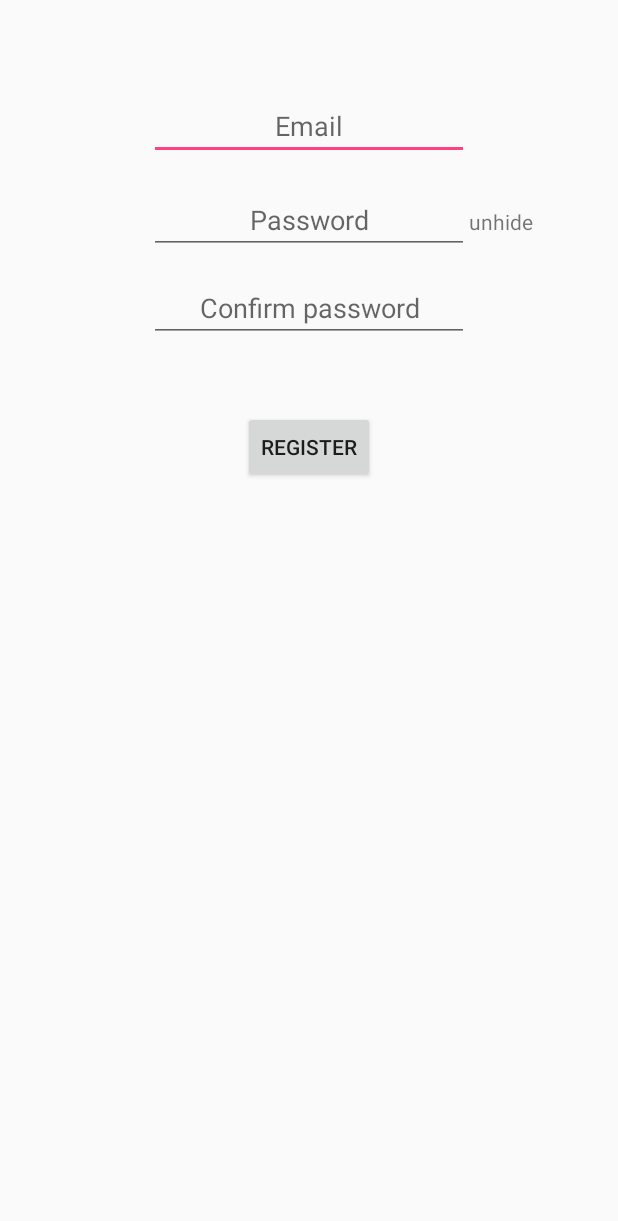
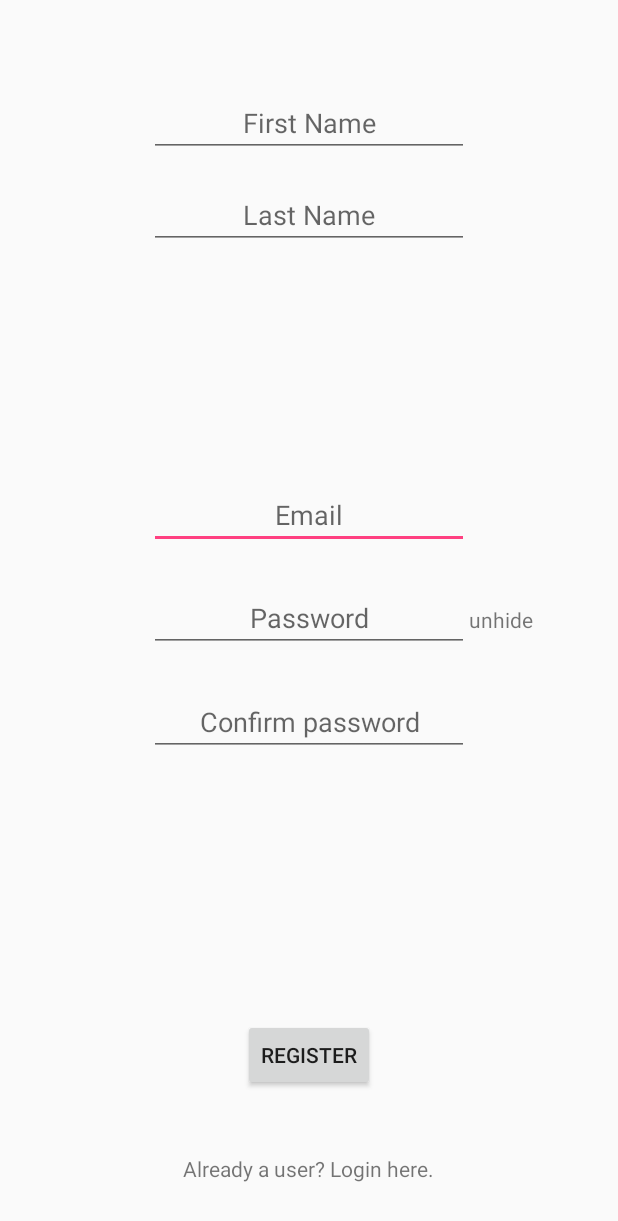
Before and after one commit to topher235/12Explorers, an Android app: the layout activity_register.xml on its own in the app's theme, with its tools: preview values and no code run, on a phone screen of 412 x 824 dp. Shown: the top 1221 px of the screen. Run offline under Robolectric (Android 15) with nearby library versions, the phone set to English and light mode, and no system bars.

Commit message:
Adapted Login/Register pages

```diff
--- a/app/src/main/res/layout/activity_login.xml
+++ b/app/src/main/res/layout/activity_login.xml
@@ -52,4 +52,13 @@
         android:layout_centerVertical="true"
         android:text="Login" />
 
+    <TextView
+        android:id="@+id/loginAlreadyUser"
+        android:layout_width="wrap_content"
+        android:layout_height="wrap_content"
+        android:layout_marginBottom="94dp"
+        android:text="Not a user yet? Register here."
+        android:layout_alignParentBottom="true"
+        android:layout_centerHorizontal="true" />
+
 </RelativeLayout>
--- a/app/src/main/res/layout/activity_register.xml
+++ b/app/src/main/res/layout/activity_register.xml
@@ -6,37 +6,36 @@
         android:id="@+id/registerEmailInput"
         android:layout_width="wrap_content"
         android:layout_height="wrap_content"
-        android:layout_alignParentTop="true"
-        android:layout_centerHorizontal="true"
-        android:layout_marginTop="61dp"
         android:ems="10"
         android:hint="Email"
         android:inputType="textEmailAddress"
-        android:textAlignment="center" />
+        android:textAlignment="center"
+        android:layout_marginBottom="23dp"
+        android:layout_above="@+id/registerPasswordInput"
+        android:layout_centerHorizontal="true" />
 
     <EditText
         android:id="@+id/registerPasswordInput"
         android:layout_width="wrap_content"
         android:layout_height="wrap_content"
-        android:layout_alignStart="@+id/registerEmailInput"
-        android:layout_below="@+id/registerEmailInput"
-        android:layout_marginTop="17dp"
         android:ems="10"
         android:hint="Password"
         android:inputType="textPassword"
-        android:textAlignment="center" />
+        android:textAlignment="center"
+        android:layout_centerVertical="true"
+        android:layout_alignStart="@+id/registerEmailInput" />
 
     <EditText
         android:id="@+id/registerPasswordConfirm"
         android:layout_width="wrap_content"
         android:layout_height="wrap_content"
-        android:layout_alignStart="@+id/registerPasswordInput"
-        android:layout_below="@+id/registerPasswordInput"
-        android:layout_marginTop="13dp"
         android:ems="10"
         android:hint="Confirm password"
         android:inputType="textPassword"
-        android:textAlignment="center" />
+        android:textAlignment="center"
+        android:layout_below="@+id/registerPasswordInput"
+        android:layout_alignStart="@+id/registerPasswordInput"
+        android:layout_marginTop="24dp" />
 
     <TextView
         android:id="@+id/registerUnhidePassword"
@@ -52,10 +51,43 @@
         android:id="@+id/registerBtn"
         android:layout_width="wrap_content"
         android:layout_height="wrap_content"
-        android:layout_below="@+id/registerPasswordConfirm"
+        android:onClick="registerUser"
+        android:text="Register"
+        android:layout_marginBottom="42dp"
+        android:layout_above="@+id/registerNotAUser"
+        android:layout_centerHorizontal="true" />
+
+    <EditText
+        android:id="@+id/registerLastNameInput"
+        android:layout_width="wrap_content"
+        android:layout_height="wrap_content"
+        android:layout_alignStart="@+id/registerEmailInput"
+        android:layout_below="@+id/registerFirstNameInput"
+        android:layout_marginTop="16dp"
+        android:ems="10"
+        android:hint="Last Name"
+        android:inputType="textPersonName"
+        android:textAlignment="center" />
+
+    <EditText
+        android:id="@+id/registerFirstNameInput"
+        android:layout_width="wrap_content"
+        android:layout_height="wrap_content"
+        android:layout_alignParentTop="true"
+        android:layout_alignStart="@+id/registerLastNameInput"
+        android:layout_marginTop="59dp"
+        android:ems="10"
+        android:hint="First Name"
+        android:inputType="textPersonName"
+        android:textAlignment="center" />
+
+    <TextView
+        android:id="@+id/registerNotAUser"
+        android:layout_width="wrap_content"
+        android:layout_height="wrap_content"
+        android:layout_alignParentBottom="true"
         android:layout_centerHorizontal="true"
-        android:layout_marginTop="46dp"
-        android:onClick="registerUser"
-        android:text="Register" />
+        android:layout_marginBottom="35dp"
+        android:text="Already a user? Login here." />
 
 </RelativeLayout>
```
